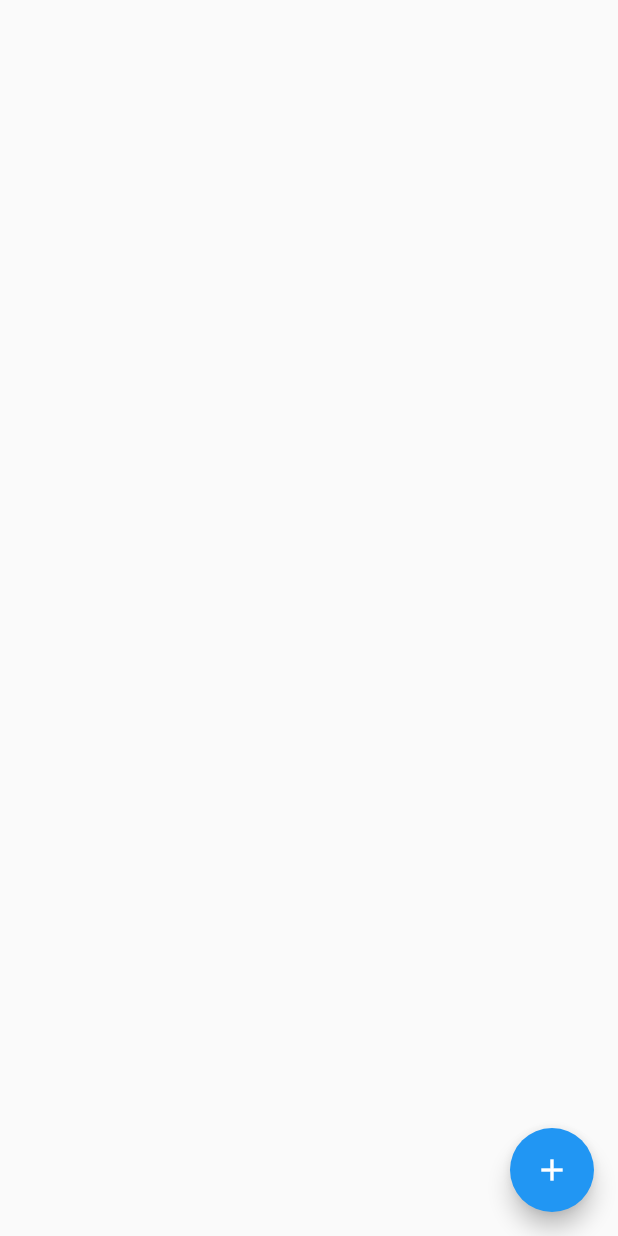
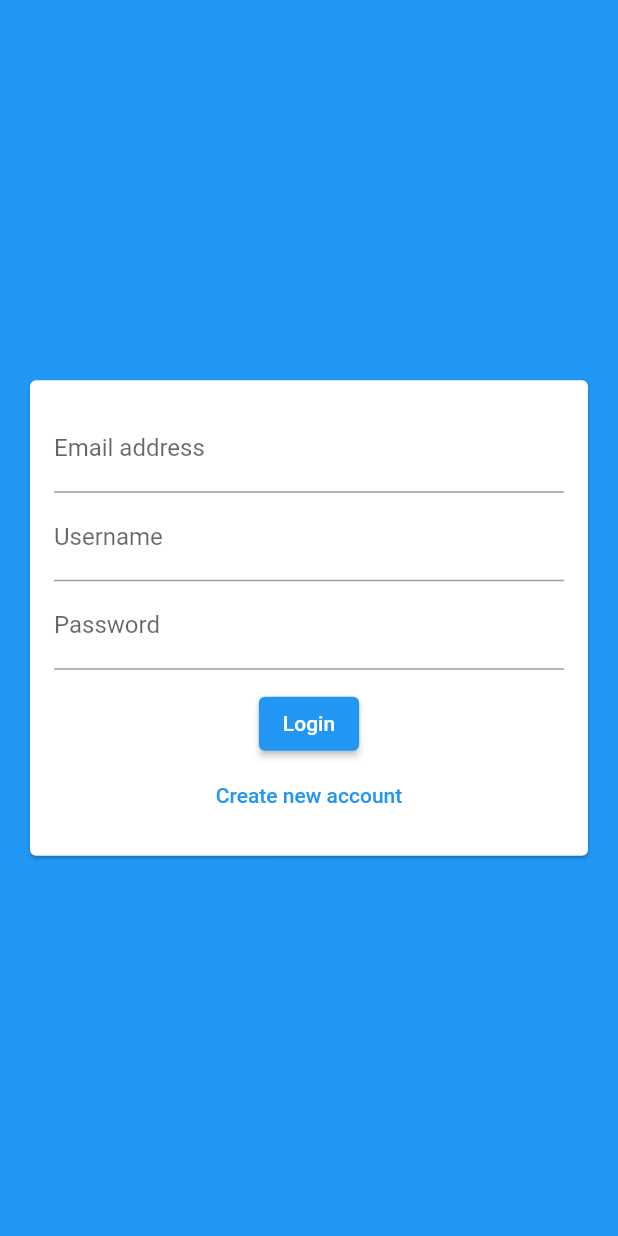
Before and after one commit to koorzenb/chat-app, a Flutter app: the screen it shows after launch, on a phone screen of 412 x 824 dp. Run offline on Flutter 3.47's test engine with Material 2 defaults, Android fonts, the phone set to English and light mode, and no system bars; our stand-ins replace cloud_firestore, firebase_core; accounts and stored records are empty.

Commit message:
A Basic Authentication Screen

```diff
--- a/lib/main.dart
+++ b/lib/main.dart
@@ -1,5 +1,5 @@
 import 'package:chat_app/firebase_options.dart';
-import 'package:chat_app/screens/chat_screen.dart';
+import 'package:chat_app/screens/auth_screen.dart';
 import 'package:firebase_core/firebase_core.dart';
 import 'package:flutter/material.dart';
 
@@ -20,7 +20,7 @@ class MyApp extends StatelessWidget {
       theme: ThemeData(
         primarySwatch: Colors.blue,
       ),
-      home: const ChatScreen(),
+      home: const AuthScreen(),
     );
   }
 }
--- a/lib/screens/auth_screen.dart
+++ b/lib/screens/auth_screen.dart
@@ -1,3 +1,4 @@
+import 'package:chat_app/widgets/auth_form.dart';
 import 'package:flutter/material.dart';
 
 class AuthScreen extends StatefulWidget {
@@ -12,9 +13,6 @@ class _AuthScreenState extends State<AuthScreen> {
 
   @override
   Widget build(BuildContext context) {
-    return Scaffold(
-      backgroundColor: Theme.of(context).colorScheme.primary,
-      body: const Center(),
-    );
+    return Scaffold(backgroundColor: Theme.of(context).colorScheme.primary, body: const AuthForm());
   }
 }
--- /dev/null
+++ b/lib/widgets/auth_form.dart
@@ -0,0 +1,52 @@
+import 'package:flutter/material.dart';
+
+class AuthForm extends StatefulWidget {
+  const AuthForm({super.key});
+
+  @override
+  State<AuthForm> createState() => _AuthFormState();
+}
+
+class _AuthFormState extends State<AuthForm> {
+  @override
+  Widget build(BuildContext context) {
+    return Center(
+      child: Card(
+        margin: const EdgeInsets.all(20),
+        child: SingleChildScrollView(
+          child: Padding(
+            padding: const EdgeInsets.all(16),
+            child: Form(
+                child: Column(
+              mainAxisSize: MainAxisSize.min,
+              children: [
+                TextFormField(
+                  keyboardType: TextInputType.emailAddress,
+                  decoration: const InputDecoration(labelText: 'Email address'),
+                ),
+                TextFormField(
+                  decoration: const InputDecoration(labelText: 'Username'),
+                ),
+                TextFormField(
+                  decoration: const InputDecoration(labelText: 'Password'),
+                  obscureText: true,
+                ),
+                const SizedBox(
+                  height: 12,
+                ),
+                ElevatedButton(
+                  onPressed: () {},
+                  child: const Text('Login'),
+                ),
+                TextButton(
+                  onPressed: () {},
+                  child: const Text('Create new account'),
+                ),
+              ],
+            )),
+          ),
+        ),
+      ),
+    );
+  }
+}
```
